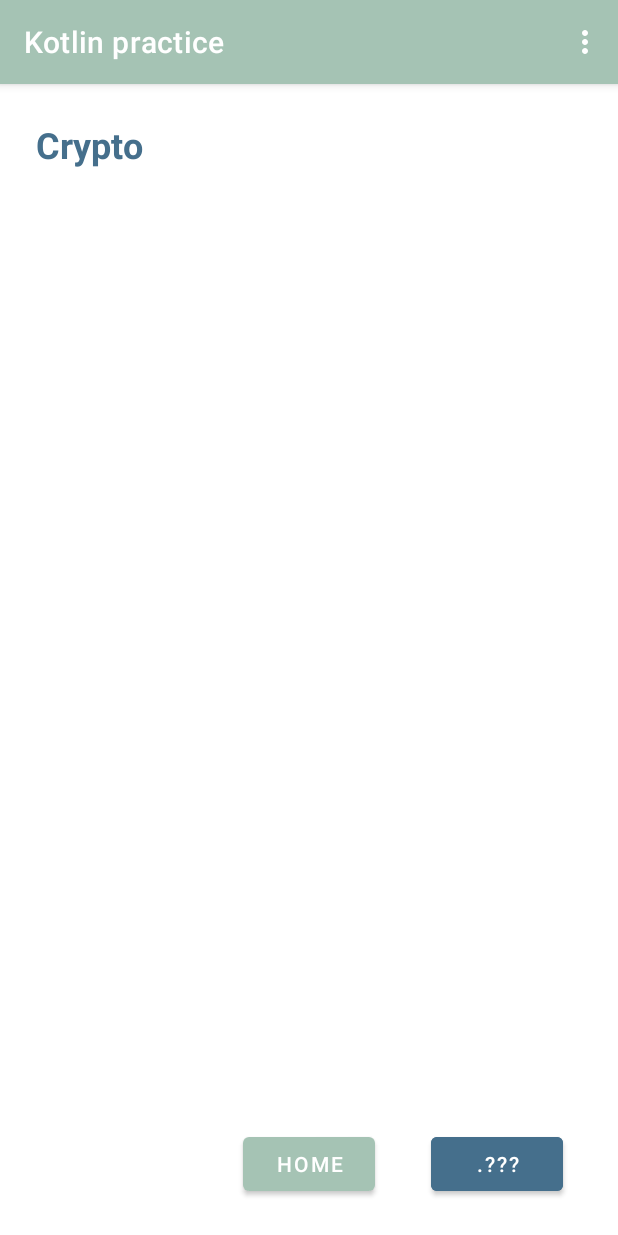
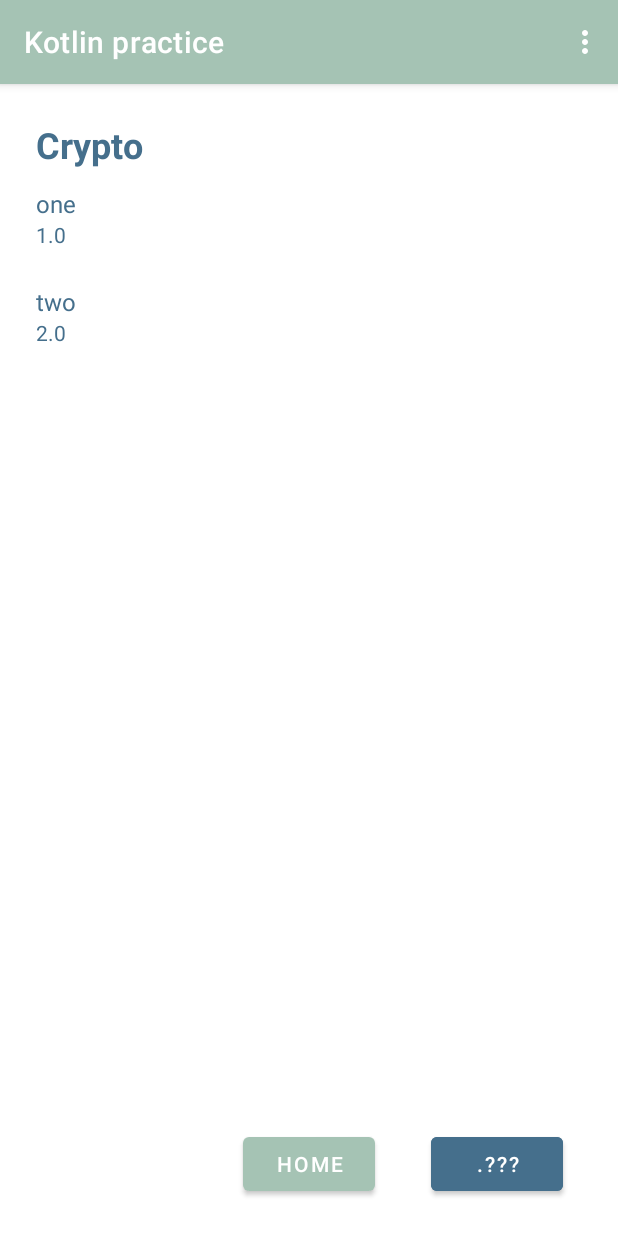
Before and after one commit to curtiskao/kotlinpractice, an Android app: the CryptoFragment screen opened through its navigation route, on a phone screen of 412 x 824 dp. Run offline under Robolectric (Android 15) with nearby library versions, the phone set to English and light mode, and no system bars.

Commit message:
set up crypto adapter

```diff
--- /dev/null
+++ b/app/src/main/java/com/example/kotlinpractice/Crypto/CryptoAdapter.kt
@@ -0,0 +1,35 @@
+package com.example.kotlinpractice.Crypto
+
+import android.database.DataSetObserver
+import android.view.LayoutInflater
+import android.view.View
+import android.view.ViewGroup
+import android.widget.Adapter
+import androidx.recyclerview.widget.RecyclerView
+import com.example.kotlinpractice.R
+import kotlinx.android.synthetic.main.crypto_item_layout.view.*
+
+class CryptoAdapter(val cryptoList: ArrayList<CryptoDataClass>): RecyclerView.Adapter<CryptoAdapter.ViewHolder>() {
+    override fun onCreateViewHolder(parent: ViewGroup, viewType: Int): ViewHolder {
+        val v = LayoutInflater.from(parent.context).inflate(R.layout.crypto_item_layout,parent, false)
+        return ViewHolder(v)
+    }
+
+    override fun onBindViewHolder(holder: ViewHolder, position: Int) {
+        holder.bindItems(cryptoList.get(position))
+    }
+
+    override fun getItemCount(): Int {
+        return cryptoList.size
+    }
+
+    class ViewHolder(itemView: View) : RecyclerView.ViewHolder(itemView) {
+
+        fun bindItems(crypto: CryptoDataClass) {
+            itemView.tv_crypto_name.text = crypto.name
+            itemView.tv_crypto_price.text = crypto.price
+        }
+    }
+
+
+}
--- /dev/null
+++ b/app/src/main/java/com/example/kotlinpractice/Crypto/CryptoDataClass.kt
@@ -0,0 +1,5 @@
+package com.example.kotlinpractice.Crypto
+
+data class CryptoDataClass(val name: String = "name", val price: String = "0.0") {
+
+}
--- a/app/src/main/java/com/example/kotlinpractice/Crypto/CryptoFragment.kt
+++ b/app/src/main/java/com/example/kotlinpractice/Crypto/CryptoFragment.kt
@@ -5,11 +5,16 @@ import android.view.LayoutInflater
 import android.view.View
 import android.view.ViewGroup
 import android.widget.Button
+import android.widget.LinearLayout
 import androidx.fragment.app.Fragment
 import androidx.navigation.fragment.findNavController
+import androidx.recyclerview.widget.LinearLayoutManager
+import androidx.recyclerview.widget.RecyclerView
 import com.example.kotlinpractice.R
 
+
 class CryptoFragment: Fragment() {
+    private lateinit var recyclerView: RecyclerView
     override fun onCreateView(
         inflater: LayoutInflater, container: ViewGroup?,
         savedInstanceState: Bundle?
@@ -23,6 +28,20 @@ class CryptoFragment: Fragment() {
         view.findViewById<Button>(R.id.button_home).setOnClickListener {
             findNavController().navigate(R.id.action_CryptoFragment_toHomeFragment)
         }
+        recyclerView = view.findViewById(R.id.recyclerview_crypto)
+        setAdapter()
+    }
 
+    fun setAdapter(){
+        val c1 = CryptoDataClass("one","1.0")
+        val c2 = CryptoDataClass("two", "2.0")
+        val list = ArrayList<CryptoDataClass>()
+        list.add(c1)
+        list.add(c2)
+        val cryptoAdapter = CryptoAdapter(list)
+
+        recyclerView.layoutManager = LinearLayoutManager(context, RecyclerView.VERTICAL, false)
+        recyclerView.adapter = cryptoAdapter
     }
+
 }
--- /dev/null
+++ b/app/src/main/res/layout/crypto_item_layout.xml
@@ -0,0 +1,33 @@
+<?xml version="1.0" encoding="utf-8"?>
+<LinearLayout xmlns:android="http://schemas.android.com/apk/res/android"
+    android:orientation="vertical"
+    android:layout_marginBottom="12dp"
+    android:layout_width="match_parent"
+    android:layout_height="wrap_content">
+
+    <TextView
+        android:id="@+id/tv_crypto_name"
+        android:layout_marginTop="12dp"
+        android:layout_marginStart="24dp"
+        android:layout_marginEnd="24dp"
+        android:layout_width="wrap_content"
+        android:layout_height="wrap_content"
+        android:textSize="16dp"
+        android:layout_weight="1"
+        android:text="Name"
+        android:textColor="@color/blue" />
+
+    <TextView
+        android:id="@+id/tv_crypto_price"
+        android:layout_marginStart="24dp"
+        android:layout_marginEnd="24dp"
+        android:layout_width="wrap_content"
+        android:layout_height="wrap_content"
+
+        android:layout_weight="1"
+        android:text="$xxx"
+        android:textColor="@color/blue" />
+
+
+
+</LinearLayout>
--- a/app/src/main/res/layout/fragment_crypto.xml
+++ b/app/src/main/res/layout/fragment_crypto.xml
@@ -7,11 +7,11 @@
     tools:context=".Note.NoteFragment">
 
     <TextView
+        android:id="@+id/header_crypto"
         app:layout_constraintStart_toStartOf="parent"
         app:layout_constraintTop_toTopOf="parent"
         android:layout_marginStart="24dp"
         android:layout_marginTop="24dp"
-        android:id="@+id/textView"
         android:layout_width="wrap_content"
         android:layout_height="wrap_content"
         android:layout_weight="1"
@@ -19,6 +19,28 @@
         android:textColor="@color/blue"
         android:textSize="24sp"
         android:textStyle="bold" />
+
+
+    <ScrollView
+        android:id="@+id/scrollview_crypto"
+        android:layout_width="match_parent"
+        android:layout_height="0dp"
+        app:layout_constraintBottom_toTopOf="@+id/button_home"
+        app:layout_constraintEnd_toEndOf="parent"
+        app:layout_constraintStart_toStartOf="parent"
+        app:layout_constraintTop_toBottomOf="@+id/header_crypto">
+
+        <LinearLayout
+            android:layout_width="match_parent"
+            android:layout_height="wrap_content"
+            android:orientation="vertical">
+
+            <androidx.recyclerview.widget.RecyclerView
+                android:id="@+id/recyclerview_crypto"
+                android:layout_width="match_parent"
+                android:layout_height="match_parent" />
+        </LinearLayout>
+    </ScrollView>
 
     <Button
         android:id="@+id/button_home"
```
